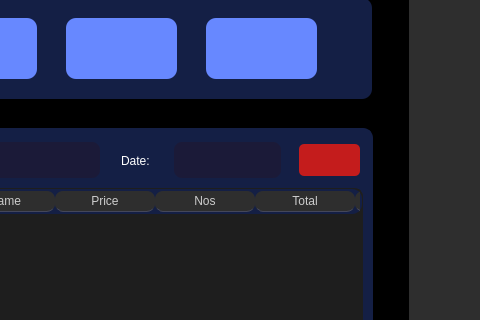
JinxSeven/retail-manager-lite, file assets/ui/rma.ui: the form before one commit; both pictures show x 508 to 988 and y 93 to 413 of the 988 by 725 pixel window.
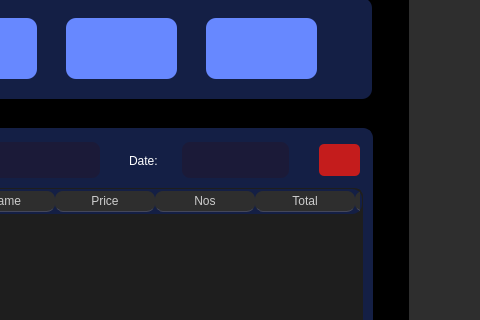
The form after the commit. Icons and pictures are not drawn.

What changed in the file:
```diff
--- a/assets/ui/rma.ui
+++ b/assets/ui/rma.ui
@@ -888,7 +888,7 @@
       <widget class="QLabel" name="orderDateLbl">
        <property name="geometry">
         <rect>
-         <x>330</x>
+         <x>338</x>
          <y>12</y>
          <width>111</width>
          <height>40</height>
@@ -907,9 +907,9 @@
       <widget class="QPushButton" name="clearOrdTable">
        <property name="geometry">
         <rect>
-         <x>457</x>
+         <x>477</x>
          <y>16</y>
-         <width>61</width>
+         <width>41</width>
          <height>32</height>
         </rect>
        </property>
@@ -923,7 +923,6 @@
 color: white; /* Text color */
 outline: 0;
 padding: 20px; /* Padding for the button */
-padding-top: 23px;
 border: none; /* Remove default button border */
 border-radius: 5px; /* Add some border-radius for a rounded appearance */
 transition: all 0.3s;
@@ -951,7 +950,7 @@
      <widget class="QLabel" name="order_date">
       <property name="geometry">
        <rect>
-        <x>579</x>
+        <x>587</x>
         <y>192</y>
         <width>51</width>
         <height>21</height>
```
Left out of the diff: 6 changed lines with no effect on the pictures.
